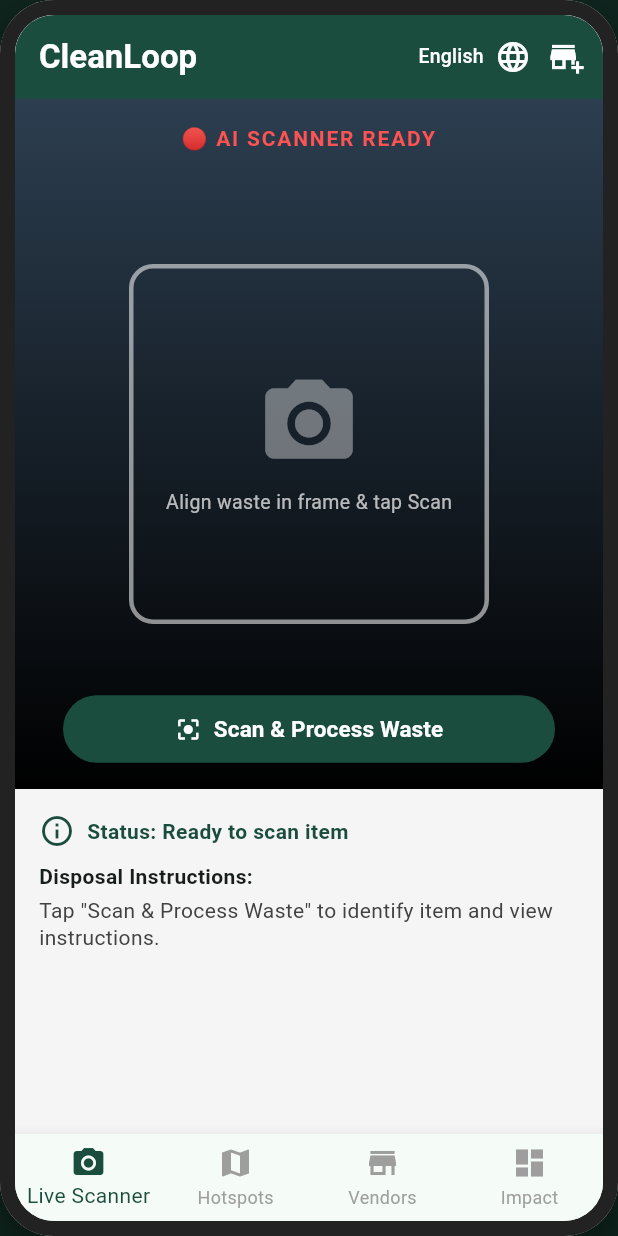
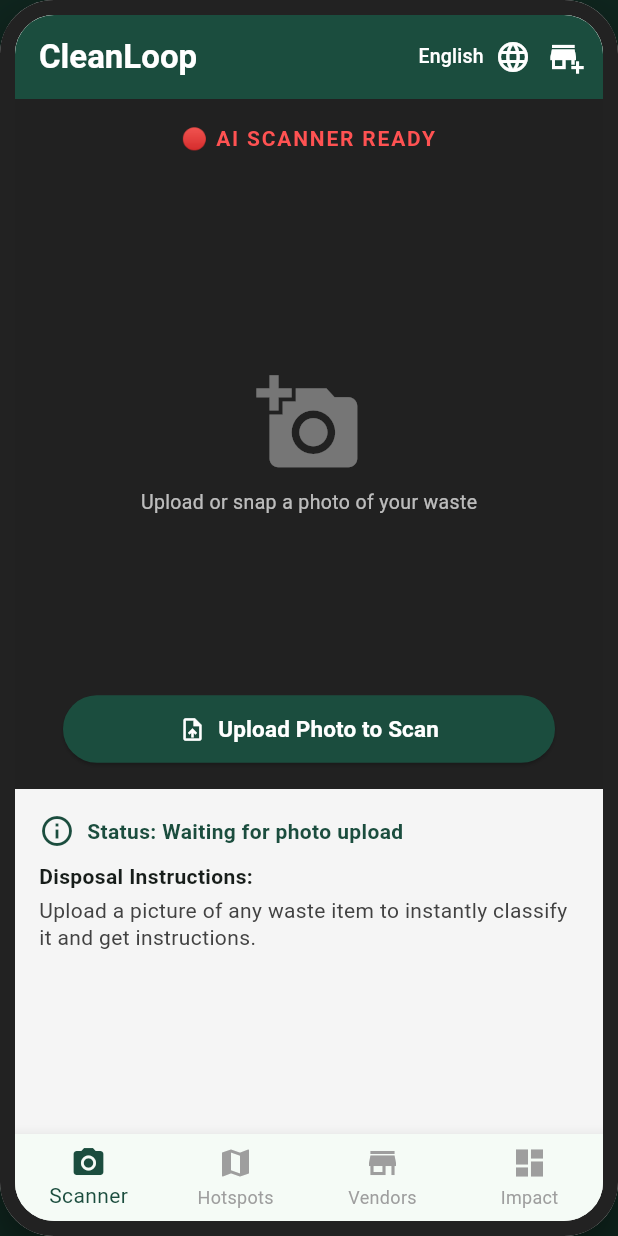
Before and after one commit to PranathiSevilimedu/CleanLoop, a Flutter app: the screen it shows after launch, on a phone screen of 412 x 824 dp. Run offline on Flutter 3.47's test engine with Material 3 defaults, Android fonts, the phone set to English and light mode, and no system bars; our stand-ins replace flutter_map, image_picker, latlong2, supabase_flutter; accounts and stored records are empty.

Commit message:
Update main.dart with new features

```diff
--- a/lib/main.dart
+++ b/lib/main.dart
@@ -2,6 +2,9 @@
 import 'package:supabase_flutter/supabase_flutter.dart';
 import 'package:flutter_map/flutter_map.dart';
 import 'package:latlong2/latlong.dart';
+import 'package:image_picker/image_picker.dart';
+import 'dart:io';
+import 'package:flutter/foundation.dart';
 import 'dart:async';
 
 void main() async {
@@ -22,7 +25,7 @@
   static final Map<String, Map<String, String>> translations = {
     'English': {
       'title': 'CleanLoop',
-      'live_scanner': 'Live Scanner',
+      'live_scanner': 'Scanner',
       'hotspots': 'Hotspots',
       'vendors': 'Vendors',
       'impact': 'Impact',
@@ -237,6 +240,8 @@
 class _ScanScreenState extends State<ScanScreen> {
   bool _isProcessing = false;
   Map<String, dynamic>? _scannedResult;
+  XFile? _selectedImage;
+  final ImagePicker _picker = ImagePicker();
 
   final List<Map<String, dynamic>> _wasteDatabase = [
     {
@@ -280,8 +285,12 @@
     },
   ];
 
-  void _scanAndProcessItem() {
+  Future<void> _pickAndProcessImage() async {
+    final XFile? image = await _picker.pickImage(source: ImageSource.gallery);
+    if (image == null) return;
+
     setState(() {
+      _selectedImage = image;
       _isProcessing = true;
       _scannedResult = null;
     });
@@ -310,11 +319,7 @@
               Container(
                 width: double.infinity,
                 decoration: const BoxDecoration(
-                  gradient: LinearGradient(
-                    colors: [Color(0xFF2C3E50), Color(0xFF000000)],
-                    begin: Alignment.topCenter,
-                    end: Alignment.bottomCenter,
-                  ),
+                  color: Colors.black87,
                 ),
                 child: Center(
                   child: _isProcessing
@@ -323,52 +328,21 @@
                           children: [
                             CircularProgressIndicator(color: Colors.white),
                             SizedBox(height: 12),
-                            Text('AI Processing & Analyzing...', style: TextStyle(color: Colors.white)),
+                            Text('Analyzing image with AI...', style: TextStyle(color: Colors.white)),
                           ],
                         )
-                      : const Column(
-                          mainAxisAlignment: MainAxisAlignment.center,
-                          children: [
-                            Icon(Icons.camera_alt, size: 70, color: Colors.white38),
-                            SizedBox(height: 8),
-                            Text('Align waste in frame & tap Scan', style: TextStyle(color: Colors.white70, fontSize: 13)),
-                          ],
-                        ),
-                ),
-              ),
-              Align(
-                alignment: Alignment.center,
-                child: Container(
-                  width: 240,
-                  height: 240,
-                  decoration: BoxDecoration(
-                    border: Border.all(
-                      color: _scannedResult != null ? _scannedResult!['color'] : Colors.white54,
-                      width: 3,
-                    ),
-                    borderRadius: BorderRadius.circular(16),
-                  ),
-                  child: _scannedResult != null
-                      ? Stack(
-                          children: [
-                            Positioned(
-                              top: 8,
-                              left: 8,
-                              child: Container(
-                                padding: const EdgeInsets.symmetric(horizontal: 8, vertical: 4),
-                                decoration: BoxDecoration(
-                                  color: _scannedResult!['color'],
-                                  borderRadius: BorderRadius.circular(6),
-                                ),
-                                child: Text(
-                                  '${_scannedResult!['label']} (${_scannedResult!['confidence']})',
-                                  style: const TextStyle(color: Colors.white, fontSize: 10, fontWeight: FontWeight.bold),
-                                ),
-                              ),
+                      : _selectedImage != null
+                          ? kIsWeb
+                              ? Image.network(_selectedImage!.path, fit: BoxFit.cover, width: double.infinity)
+                              : Image.file(File(_selectedImage!.path), fit: BoxFit.cover, width: double.infinity)
+                          : const Column(
+                              mainAxisAlignment: MainAxisAlignment.center,
+                              children: [
+                                Icon(Icons.add_a_photo, size: 70, color: Colors.white38),
+                                SizedBox(height: 8),
+                                Text('Upload or snap a photo of your waste', style: TextStyle(color: Colors.white70, fontSize: 13)),
+                              ],
                             ),
-                          ],
-                        )
-                      : null,
                 ),
               ),
               Positioned(
@@ -381,9 +355,9 @@
                     foregroundColor: Colors.white,
                     padding: const EdgeInsets.symmetric(vertical: 12),
                   ),
-                  onPressed: _isProcessing ? null : _scanAndProcessItem,
-                  icon: const Icon(Icons.center_focus_strong),
-                  label: const Text('Scan & Process Waste', style: TextStyle(fontSize: 15, fontWeight: FontWeight.bold)),
+                  onPressed: _isProcessing ? null : _pickAndProcessImage,
+                  icon: const Icon(Icons.upload_file),
+                  label: const Text('Upload Photo to Scan', style: TextStyle(fontSize: 15, fontWeight: FontWeight.bold)),
                 ),
               ),
               Positioned(
@@ -416,7 +390,7 @@
                       child: Text(
                         _scannedResult != null
                             ? '${AppLanguage.getText('detected')}: ${_scannedResult!['label']}'
-                            : 'Status: Ready to scan item',
+                            : 'Status: Waiting for photo upload',
                         style: const TextStyle(fontWeight: FontWeight.bold, fontSize: 14, color: Color(0xFF1B4D3E)),
                       ),
                     ),
@@ -428,7 +402,7 @@
                 Text(
                   _scannedResult != null
                       ? _scannedResult!['instructions'][lang] ?? _scannedResult!['instructions']['English']
-                      : 'Tap "Scan & Process Waste" to identify item and view instructions.',
+                      : 'Upload a picture of any waste item to instantly classify it and get instructions.',
                   style: TextStyle(color: Colors.grey.shade800, height: 1.3),
                 ),
               ],
```
